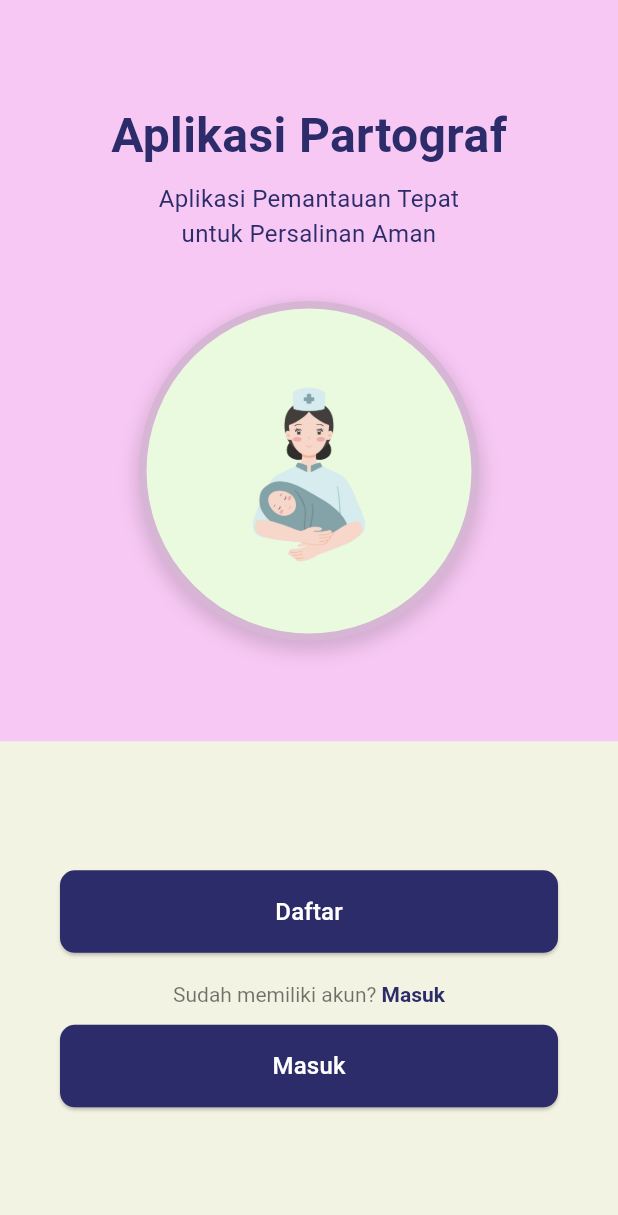
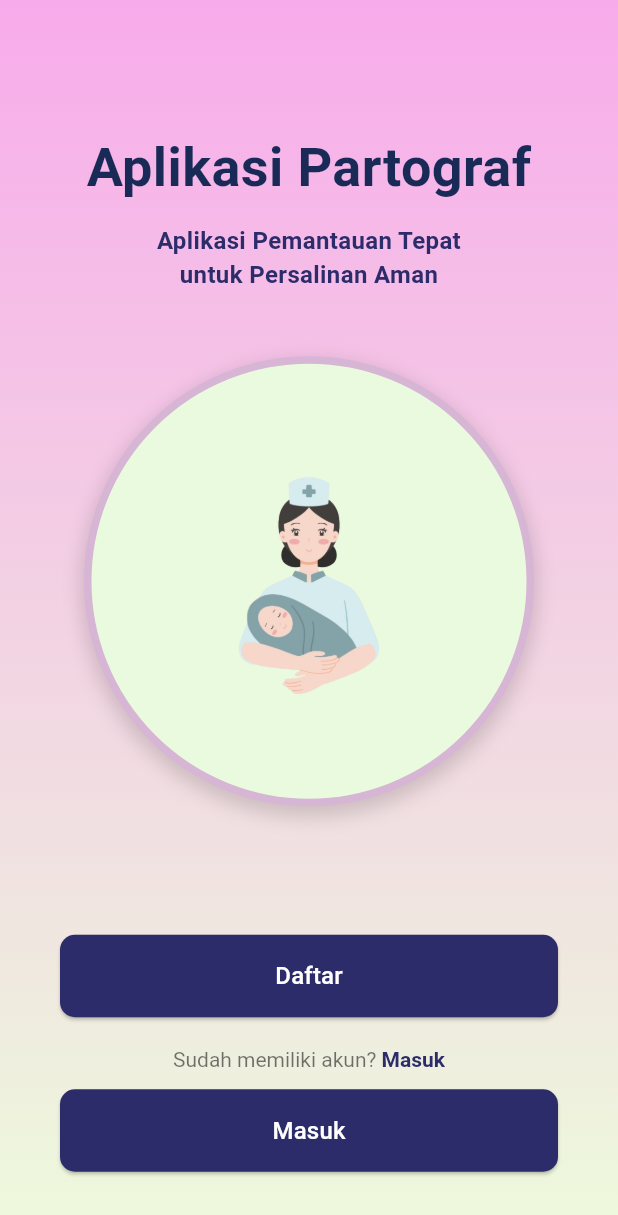
Before and after one commit to Asddqphn1/app_partograf, a Flutter app: the screen it shows after launch, on a phone screen of 412 x 824 dp. Shown: the top 1215 px of the screen. Run offline on Flutter 3.47's test engine with Material 3 defaults, Android fonts, the light colour scheme and no system bars; our stand-ins replace cloud_firestore, firebase_auth, firebase_core, google_sign_in, webview_flutter; accounts and stored records are empty.

Commit message:
🔥feat: Refactor WelcomeScreen layout for improved responsiveness and UI consistency

```diff
--- a/lib/modules/home/welcome_screen.dart
+++ b/lib/modules/home/welcome_screen.dart
@@ -8,49 +8,58 @@ class WelcomeScreen extends StatelessWidget {
 
   @override
   Widget build(BuildContext context) {
-    // Mengambil ukuran layar untuk penyesuaian responsif
-    final size = MediaQuery.of(context).size;
+    return Scaffold(
+      body: Container(
+        width: double.infinity,
+        height: double.infinity,
+        // Latar belakang gradien yang sesuai dengan gambar
+        decoration: const BoxDecoration(
+          gradient: LinearGradient(
+            colors: [Color(0xFFF8ABEB), Color(0xFFEDFADC)],
+            begin: Alignment.topCenter,
+            end: Alignment.bottomCenter,
+          ),
+        ),
+        child: SafeArea(
+          child: Column(
+            mainAxisAlignment: MainAxisAlignment.spaceEvenly,
+            children: [
+              // Spacer untuk mendorong konten ke bawah dari status bar
+              const Spacer(flex: 2),
 
-    return Scaffold(
-      // Menggunakan Column untuk membagi layar menjadi 2 bagian
-      body: Column(
+              // Grup Judul dan Subjudul
+              const Column(
                 children: [
-          // Bagian Atas (Ungu)
-          Expanded(
-            flex: 3, // Memberi porsi 3 dari 5 untuk bagian atas
-            child: Container(
-              width: double.infinity,
-              color: const Color(0xFFF7C8F4), // Warna ungu muda sesuai gambar
-              child: Column(
-                mainAxisAlignment: MainAxisAlignment.center,
-                children: [
-                  const Spacer(flex: 2),
-                  // Judul Aplikasi
-                  const Text(
+                  Text(
                     'Aplikasi Partograf',
+                    textAlign: TextAlign.center,
                     style: TextStyle(
-                      color: Color(0xFF2C2C6A),
-                      fontSize: 32,
+                      color: Color(0xFF192A56),
+                      fontSize: 36,
                       fontWeight: FontWeight.bold,
                     ),
                   ),
-                  const SizedBox(height: 8),
-                  // Deskripsi Aplikasi
-                  const Text(
+                  SizedBox(height: 12),
+                  Text(
                     'Aplikasi Pemantauan Tepat\nuntuk Persalinan Aman',
                     textAlign: TextAlign.center,
                     style: TextStyle(
                       color: Color(0xFF2C2C6A),
+                      fontWeight: FontWeight.w600,
                       fontSize: 16,
                     ),
                   ),
+                ],
+              ),
+
               const Spacer(flex: 1),
-                  // Container untuk gambar dengan border dan shadow
+
+              // Container untuk gambar
               Container(
-                    width: size.width * 0.55,
-                    height: size.width * 0.55,
+                width: 300,
+                height: 300,
                 decoration: BoxDecoration(
-                      color: const Color(0xFFEAFADE), // Warna background hijau muda
+                  color: const Color(0xFFEAFADE),
                   shape: BoxShape.circle,
                   border: Border.all(
                     color: const Color(0xFFD6B5D5),
@@ -66,39 +75,30 @@ class WelcomeScreen extends StatelessWidget {
                   ],
                 ),
                 child: Center(
-                      // Gambar di dalam lingkaran
                   child: Image.asset(
                     'assets/images/bidan.png',
-                        height: size.width * 0.35,
+                    height: 180,
                     errorBuilder: (context, error, stackTrace) {
                       return const Icon(Icons.error, size: 80, color: Colors.grey);
                     },
                   ),
                 ),
               ),
+
               const Spacer(flex: 2),
-                ],
-              ),
-            ),
-          ),
-          // Bagian Bawah (Krem)
-          Expanded(
-            flex: 2, // Memberi porsi 2 dari 5 untuk bagian bawah
-            child: Container(
-              width: double.infinity,
-              color: const Color(0xFFF3F3E3), // Warna krem sesuai gambar
+
+              // Grup Tombol dan Teks di bagian bawah
+              Padding(
                 padding: const EdgeInsets.symmetric(horizontal: 40.0),
                 child: Column(
-                mainAxisAlignment: MainAxisAlignment.center,
                   children: [
-                  const Spacer(),
                     // Tombol Daftar
                     SizedBox(
                       width: double.infinity,
                       child: ElevatedButton(
                         style: ElevatedButton.styleFrom(
-                        backgroundColor: const Color(0xFF2C2C6A), // Warna biru tua
-                        foregroundColor: Colors.white, // Warna teks putih
+                          backgroundColor: const Color(0xFF2C2C6A),
+                          foregroundColor: Colors.white,
                           padding: const EdgeInsets.symmetric(vertical: 16),
                           shape: RoundedRectangleBorder(
                             borderRadius: BorderRadius.circular(10),
@@ -114,13 +114,14 @@ class WelcomeScreen extends StatelessWidget {
                       ),
                     ),
                     const SizedBox(height: 20),
+
                     // Teks "Sudah memiliki akun? Masuk"
                     RichText(
                       text: TextSpan(
                         style: const TextStyle(
                           fontSize: 14,
                           color: Colors.black54,
-                        fontFamily: 'Roboto', // Pastikan font sama
+                          fontFamily: 'Roboto',
                         ),
                         children: <TextSpan>[
                           const TextSpan(text: 'Sudah memiliki akun? '),
@@ -130,7 +131,6 @@ class WelcomeScreen extends StatelessWidget {
                               fontWeight: FontWeight.bold,
                               color: Color(0xFF2C2C6A),
                             ),
-                          // Membuat teks "Masuk" dapat diklik
                             recognizer: TapGestureRecognizer()
                               ..onTap = () {
                                 Navigator.push(
@@ -143,13 +143,14 @@ class WelcomeScreen extends StatelessWidget {
                       ),
                     ),
                     const SizedBox(height: 12),
+
                     // Tombol Masuk
                     SizedBox(
                       width: double.infinity,
                       child: ElevatedButton(
                         style: ElevatedButton.styleFrom(
-                        backgroundColor: const Color(0xFF2C2C6A), // Warna biru tua
-                        foregroundColor: Colors.white, // Warna teks putih
+                          backgroundColor: const Color(0xFF2C2C6A),
+                          foregroundColor: Colors.white,
                           padding: const EdgeInsets.symmetric(vertical: 16),
                           shape: RoundedRectangleBorder(
                             borderRadius: BorderRadius.circular(10),
@@ -164,13 +165,14 @@ class WelcomeScreen extends StatelessWidget {
                         child: const Text('Masuk', style: TextStyle(fontSize: 16)),
                       ),
                     ),
-                  const Spacer(),
+                  ],
+                ),
+              ),
+              const Spacer(flex: 1),
             ],
           ),
         ),
       ),
-        ],
-      ),
     );
   }
 }
```
Lines whose indentation alone changed are shown as unchanged.
